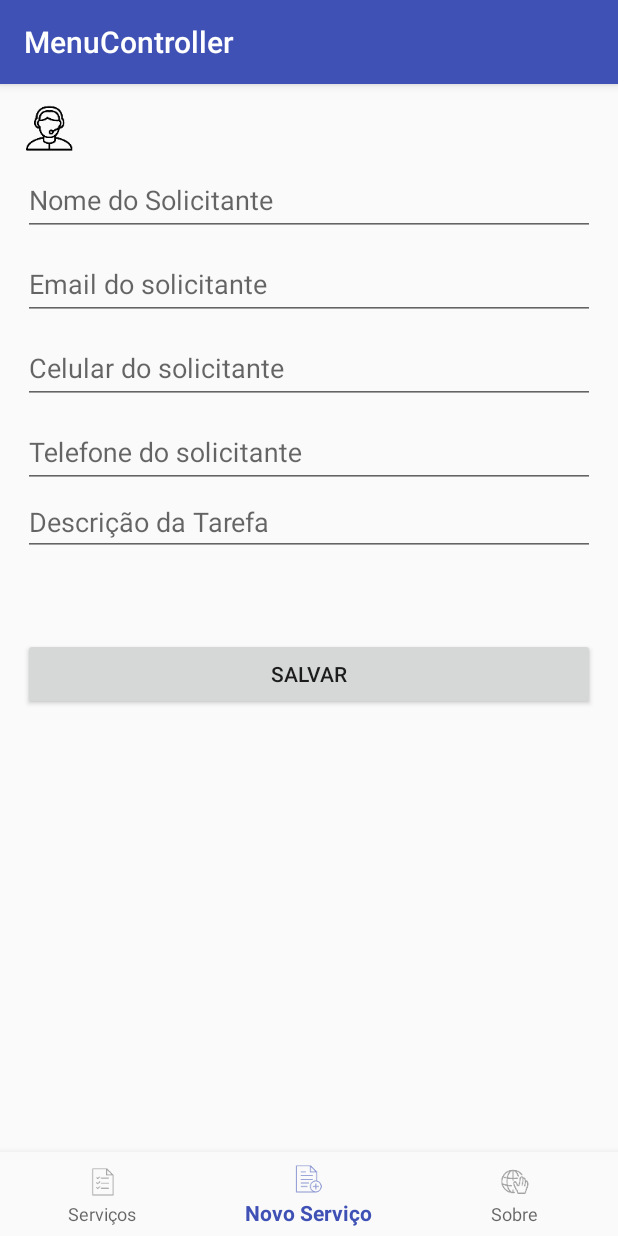
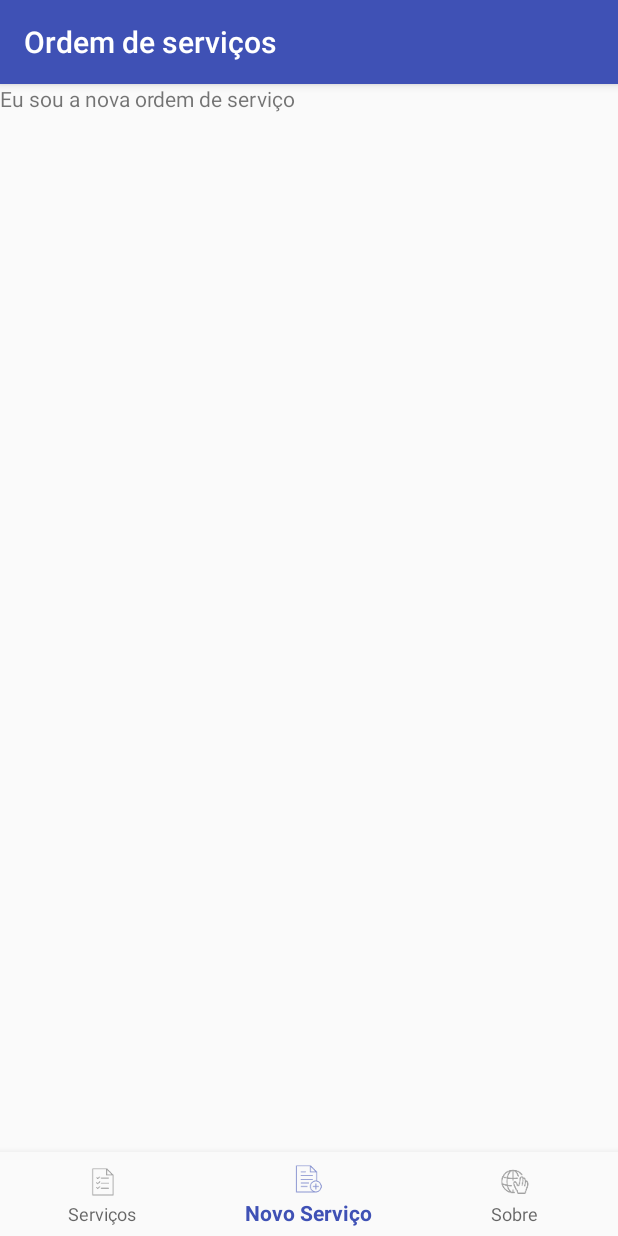
Before and after one commit to evertonteotonio/OrderOfService, an Android app: the screen it shows after launch once a user with an empty profile is signed in (MenuActivity before the commit, OrderServiceActivity after it), item 2 of the bottom bar chosen, on a phone screen of 412 x 824 dp. Run offline under Robolectric (Android 15) with nearby library versions, the phone set to English and light mode, and no system bars; our stand-ins replace Firebase (no records; nobody signed in at launch, a user with empty details on screens opened directly); 2 statements that could not run were skipped.

Commit message:
Alterando a logica do menu

```diff
--- a/app/src/main/AndroidManifest.xml
+++ b/app/src/main/AndroidManifest.xml
@@ -26,9 +26,11 @@
             android:name=".activity.LoginActivity"
             android:label="@string/title_activity_login" />
         <activity
-            android:name=".activity.MenuActivity"
+            android:name=".activity.OrderListActivity"
             android:label="@string/title_activity_menu_controller" />
         <activity android:name=".activity.AboutActivity" />
+        <!-- <activity android:name=".activity.OrderListActivity"></activity> -->
+        <activity android:name=".activity.OrderServiceActivity"></activity>
     </application>
 
 </manifest>
--- a/app/src/main/java/evertonteotonio/com/br/orderofservice/MainActivity.kt
+++ b/app/src/main/java/evertonteotonio/com/br/orderofservice/MainActivity.kt
@@ -11,6 +11,7 @@ import com.google.firebase.auth.FirebaseAuth
 import com.google.firebase.auth.FirebaseUser
 import evertonteotonio.com.br.orderofservice.activity.LoginActivity
 import evertonteotonio.com.br.orderofservice.activity.MenuActivity
+import evertonteotonio.com.br.orderofservice.activity.OrderListActivity
 
 class MainActivity : AppCompatActivity() {
 
@@ -39,7 +40,7 @@ class MainActivity : AppCompatActivity() {
 
 
         if (currentUser != null) {
-            val intent = Intent(this@MainActivity, MenuActivity::class.java)
+            val intent = Intent(this@MainActivity, OrderListActivity::class.java)
             startActivity(intent)
             this@MainActivity.finish()
         }
--- a/app/src/main/java/evertonteotonio/com/br/orderofservice/activity/LoginActivity.kt
+++ b/app/src/main/java/evertonteotonio/com/br/orderofservice/activity/LoginActivity.kt
@@ -108,7 +108,7 @@ class LoginActivity : AppCompatActivity(), LoaderCallbacks<Cursor> {
         // Verifique se o usuário está conectado (não nulo) e atualize a UI de acordo.
         //var currentUser: FirebaseUser? = authOrderServiceFirebase?.getCurrentUser()
         if (currentUser != null) {
-            val intent = Intent(this@LoginActivity, MenuActivity::class.java)
+            val intent = Intent(this@LoginActivity, OrderListActivity::class.java)
             startActivity(intent)
             this@LoginActivity.finish()
         }
@@ -242,7 +242,7 @@ class LoginActivity : AppCompatActivity(), LoaderCallbacks<Cursor> {
                 //showProgress(false)
 
                 if (currentUser != null) {
-                    val intent = Intent(this@LoginActivity, MenuActivity::class.java)
+                    val intent = Intent(this@LoginActivity, OrderListActivity::class.java)
                     startActivity(intent)
                     this@LoginActivity.finish()
                 }
--- a/app/src/main/java/evertonteotonio/com/br/orderofservice/activity/MenuActivity.kt
+++ b/app/src/main/java/evertonteotonio/com/br/orderofservice/activity/MenuActivity.kt
@@ -1,79 +1,98 @@
 package evertonteotonio.com.br.orderofservice.activity
 
+import android.content.Intent
 import android.os.Bundle
 import android.support.design.widget.BottomNavigationView
+import android.support.design.widget.BottomNavigationView.OnNavigationItemSelectedListener
 import android.support.v4.app.Fragment
 import android.support.v4.app.FragmentManager
 import android.support.v7.app.AppCompatActivity
+import android.view.MenuItem
 import evertonteotonio.com.br.orderofservice.R
 import evertonteotonio.com.br.orderofservice.fragment.AboutFragment
 import kotlinx.android.synthetic.main.activity_menu_controller.*
 import evertonteotonio.com.br.orderofservice.fragment.CadCliFragment
 
 
-class MenuActivity : AppCompatActivity(){
+abstract class MenuActivity : AppCompatActivity(), OnNavigationItemSelectedListener{
 
+    protected var navigationView: BottomNavigationView? = null
     val fragmentMan = supportFragmentManager
-
-    private val mOnNavigationItemSelectedListener = BottomNavigationView.OnNavigationItemSelectedListener { item ->
-
-        //Limpando os fragments
-        clearFragments()
-
-        when (item.itemId) {
-            R.id.navigation_home -> {
-                //message.setText(R.string.title_home)
-                return@OnNavigationItemSelectedListener true
-            }
-            R.id.navigation_new_service -> {
-                //message.setText(R.string.title_dashboard)
-                createFragmentServiceOrder()
-                return@OnNavigationItemSelectedListener true
-            }
-            R.id.navigation_about -> {
-//                message.setText(R.string.title_about)
-//                return@OnNavigationItemSelectedListener true
-//
-//                val intent = Intent(this@MenuController, AboutController::class.java)
-//                startActivity(intent)
-//                this@MenuController.finish()
-
-                //message.setText(R.string.title_about)
-                createFragmentAbout()
-                return@OnNavigationItemSelectedListener true
-            }
-        }
-        false
-    }
 
     override fun onCreate(savedInstanceState: Bundle?) {
         super.onCreate(savedInstanceState)
-        setContentView(R.layout.activity_menu_controller)
-        navigation.setOnNavigationItemSelectedListener(mOnNavigationItemSelectedListener)
+        //setContentView(R.layout.activity_menu_controller)
+
+        setContentView(getContentViewId());
+
+        navigationView = navigation
+        navigationView?.setOnNavigationItemSelectedListener(this);
+
     }
 
-    fun createFragmentAbout()
-    {
-        val aboutFragment = AboutFragment()
-        openFragment(aboutFragment)
+
+    private fun updateNavigationBarState() {
+        val actionId = getNavigationMenuItemId()
+        selectBottomNavigationBarItem(actionId)
     }
 
-    private fun openFragment(fragment: Fragment) {
-        val transaction = supportFragmentManager.beginTransaction()
-        transaction.replace(R.id.fragmentholder, fragment)
-        transaction.addToBackStack(null)
-        transaction.commit()
+    fun selectBottomNavigationBarItem(itemId: Int) {
+        val item = navigationView?.getMenu()?.findItem(itemId)
+        item?.isChecked = true
     }
 
-    fun clearFragments()
-    {
-        val fragmentManager = supportFragmentManager
-        fragmentManager.popBackStackImmediate(null, FragmentManager.POP_BACK_STACK_INCLUSIVE)
+    override fun onNavigationItemSelected(item: MenuItem): Boolean {
+        navigationView?.postDelayed({
+            val itemId = item.itemId
+            if (itemId == R.id.navigation_home) {
+                startActivity(Intent(this, OrderListActivity::class.java))
+            } else if (itemId == R.id.navigation_new_service) {
+                startActivity(Intent(this, OrderServiceActivity::class.java))
+            } else if (itemId == R.id.navigation_about) {
+                startActivity(Intent(this, AboutActivity::class.java))
+            }
+            finish()
+        }, 300)
+        return true
     }
 
-    fun createFragmentServiceOrder()
-    {
-        val fragment = CadCliFragment()
-        openFragment(fragment)
+    override fun onStart() {
+        super.onStart()
+        updateNavigationBarState()
     }
+
+    // Remove inter-activity transition to avoid screen tossing on tapping bottom navigation items
+    public override fun onPause() {
+        super.onPause()
+        overridePendingTransition(0, 0)
+    }
+
+    internal abstract fun getContentViewId(): Int
+
+    internal abstract fun getNavigationMenuItemId(): Int
+
+//    fun createFragmentAbout()
+//    {
+//        val aboutFragment = AboutFragment()
+//        openFragment(aboutFragment)
+//    }
+
+//    private fun openFragment(fragment: Fragment) {
+//        val transaction = supportFragmentManager.beginTransaction()
+//        transaction.replace(R.id.fragmentholder, fragment)
+//        transaction.addToBackStack(null)
+//        transaction.commit()
+//    }
+
+//    fun clearFragments()
+//    {
+//        val fragmentManager = supportFragmentManager
+//        fragmentManager.popBackStackImmediate(null, FragmentManager.POP_BACK_STACK_INCLUSIVE)
+//    }
+
+//    fun createFragmentServiceOrder()
+//    {
+//        val fragment = CadCliFragment()
+//        openFragment(fragment)
+//    }
 }
--- /dev/null
+++ b/app/src/main/java/evertonteotonio/com/br/orderofservice/activity/OrderListActivity.kt
@@ -0,0 +1,23 @@
+package evertonteotonio.com.br.orderofservice.activity
+
+import android.support.v7.app.AppCompatActivity
+import android.os.Bundle
+import evertonteotonio.com.br.orderofservice.R
+
+class OrderListActivity : MenuActivity() {
+
+//    override fun onCreate(savedInstanceState: Bundle?) {
+//        super.onCreate(savedInstanceState)
+//        setContentView(R.layout.activity_order_list)
+//    }
+
+    override fun getContentViewId(): Int {
+        return R.layout.activity_order_list
+    }
+
+    override
+    fun getNavigationMenuItemId(): Int {
+        return R.id.navigation_home
+    }
+
+}
--- /dev/null
+++ b/app/src/main/java/evertonteotonio/com/br/orderofservice/activity/OrderServiceActivity.kt
@@ -0,0 +1,23 @@
+package evertonteotonio.com.br.orderofservice.activity
+
+import android.support.v7.app.AppCompatActivity
+import android.os.Bundle
+import evertonteotonio.com.br.orderofservice.R
+
+class OrderServiceActivity : MenuActivity() {
+
+//    override fun onCreate(savedInstanceState: Bundle?) {
+//        super.onCreate(savedInstanceState)
+//        setContentView(R.layout.activity_order_service)
+//    }
+
+    override fun getContentViewId(): Int {
+        return R.layout.activity_order_service
+    }
+
+    override
+    fun getNavigationMenuItemId(): Int {
+        return R.id.navigation_new_service
+    }
+
+}
--- /dev/null
+++ b/app/src/main/res/layout/activity_order_service.xml
@@ -0,0 +1,28 @@
+<?xml version="1.0" encoding="utf-8"?>
+<android.support.constraint.ConstraintLayout xmlns:android="http://schemas.android.com/apk/res/android"
+    xmlns:app="http://schemas.android.com/apk/res-auto"
+    xmlns:tools="http://schemas.android.com/tools"
+    android:layout_width="match_parent"
+    android:layout_height="match_parent"
+    tools:context=".activity.OrderServiceActivity">
+
+
+    <TextView
+        android:layout_width="wrap_content"
+        android:layout_height="wrap_content"
+        android:text="Eu sou a nova ordem de serviço"/>
+
+    <android.support.design.widget.BottomNavigationView
+        android:id="@+id/navigation"
+        android:layout_width="0dp"
+        android:layout_height="wrap_content"
+        android:layout_marginEnd="0dp"
+        android:layout_marginStart="0dp"
+        android:background="?android:attr/windowBackground"
+        app:layout_constraintBottom_toBottomOf="parent"
+        app:layout_constraintLeft_toLeftOf="parent"
+        app:layout_constraintRight_toRightOf="parent"
+        app:menu="@menu/navigation" />
+
+
+</android.support.constraint.ConstraintLayout>
```
Also changed, not shown: app/src/main/java/evertonteotonio/com/br/orderofservice/activity/AboutActivity.kt (+30 -2 lines), app/src/main/java/evertonteotonio/com/br/orderofservice/fragment/CadCliFragment.kt (+4 -4 lines), app/src/main/res/layout/activity_about.xml (+2 -5 lines), app/src/main/res/layout/activity_order_list.xml (added, +31 -0 lines).
